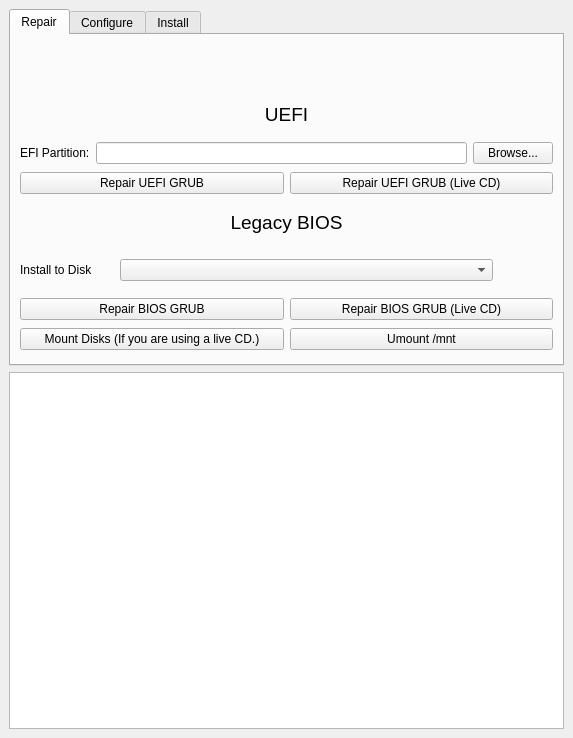
Old version of the form mainwindow.ui in the repository Aromatic05/GRUBAssistant.
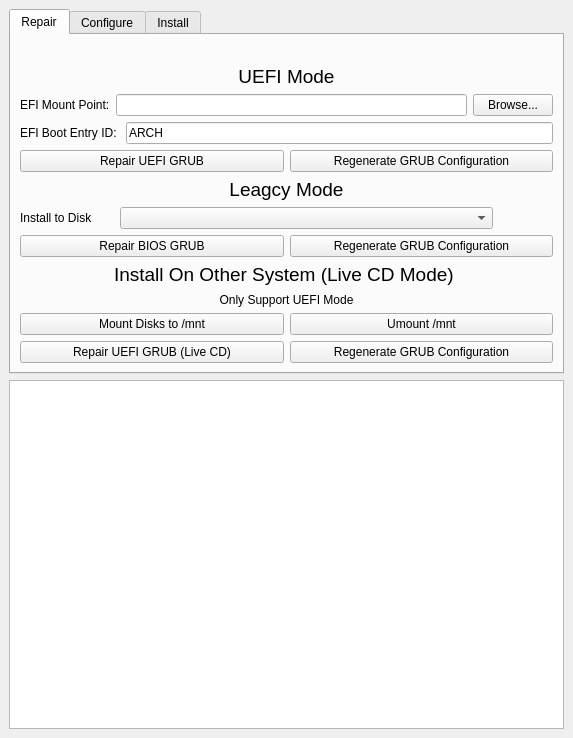
New version of the form.

The edit to the form file:
```diff
--- a/mainwindow.ui
+++ b/mainwindow.ui
@@ -73,10 +73,10 @@
            </font>
           </property>
           <property name="text">
-           <string>UEFI</string>
+           <string>UEFI Mode</string>
           </property>
           <property name="alignment">
-           <set>Qt::AlignmentFlag::AlignCenter</set>
+           <set>Qt::AlignmentFlag::AlignHCenter|Qt::AlignmentFlag::AlignTop</set>
           </property>
          </widget>
         </item>
@@ -97,7 +97,7 @@
              </size>
             </property>
             <property name="text">
-             <string>EFI Partition:</string>
+             <string>EFI Mount Point:</string>
             </property>
            </widget>
           </item>
@@ -120,7 +120,25 @@
          </layout>
         </item>
         <item>
-         <layout class="QHBoxLayout" name="uefibLayout">
+         <layout class="QHBoxLayout" name="idLayout">
+          <item>
+           <widget class="QLabel" name="idlabel">
+            <property name="text">
+             <string>EFI Boot Entry ID: </string>
+            </property>
+           </widget>
+          </item>
+          <item>
+           <widget class="QLineEdit" name="idlineEdit">
+            <property name="text">
+             <string>ARCH</string>
+            </property>
+           </widget>
+          </item>
+         </layout>
+        </item>
+        <item>
+         <layout class="QHBoxLayout" name="uefireLayout">
           <item>
            <widget class="QPushButton" name="repair1Button">
             <property name="text">
@@ -129,44 +147,27 @@
            </widget>
           </item>
           <item>
-           <widget class="QPushButton" name="live1Button">
+           <widget class="QPushButton" name="reg1Button">
             <property name="text">
-             <string>Repair UEFI GRUB (Live CD)</string>
+             <string>Regenerate GRUB Configuration</string>
             </property>
            </widget>
           </item>
          </layout>
         </item>
         <item>
-         <widget class="QLabel" name="legacyLabel">
-          <property name="sizePolicy">
-           <sizepolicy hsizetype="Preferred" vsizetype="Minimum">
-            <horstretch>0</horstretch>
-            <verstretch>0</verstretch>
-           </sizepolicy>
-          </property>
-          <property name="maximumSize">
-           <size>
-            <width>16777215</width>
-            <height>40</height>
-           </size>
-          </property>
-          <property name="sizeIncrement">
-           <size>
-            <width>0</width>
-            <height>0</height>
-           </size>
-          </property>
+         <widget class="QLabel" name="leagcyLabel">
           <property name="font">
            <font>
             <pointsize>14</pointsize>
+            <kerning>true</kerning>
            </font>
           </property>
           <property name="text">
-           <string>Legacy BIOS</string>
+           <string>Leagcy Mode</string>
           </property>
           <property name="alignment">
-           <set>Qt::AlignmentFlag::AlignCenter</set>
+           <set>Qt::AlignmentFlag::AlignHCenter|Qt::AlignmentFlag::AlignTop</set>
           </property>
          </widget>
         </item>
@@ -225,18 +226,43 @@
           <item>
            <widget class="QPushButton" name="live2Button">
             <property name="text">
-             <string>Repair BIOS GRUB (Live CD)</string>
+             <string>Regenerate GRUB Configuration</string>
             </property>
            </widget>
           </item>
          </layout>
         </item>
+        <item>
+         <widget class="QLabel" name="liveLabel">
+          <property name="font">
+           <font>
+            <pointsize>14</pointsize>
+           </font>
+          </property>
+          <property name="text">
+           <string>Install On Other System (Live CD Mode) </string>
+          </property>
+          <property name="alignment">
+           <set>Qt::AlignmentFlag::AlignBottom|Qt::AlignmentFlag::AlignHCenter</set>
+          </property>
+         </widget>
+        </item>
+        <item>
+         <widget class="QLabel" name="supportLabel">
+          <property name="text">
+           <string>Only Support UEFI Mode</string>
+          </property>
+          <property name="alignment">
+           <set>Qt::AlignmentFlag::AlignCenter</set>
+          </property>
+         </widget>
+        </item>
         <item>
          <layout class="QHBoxLayout" name="mountLayout">
           <item>
            <widget class="QPushButton" name="mountButton">
             <property name="text">
-             <string>Mount Disks (If you are using a live CD.)</string>
+             <string>Mount Disks to /mnt</string>
             </property>
            </widget>
           </item>
@@ -249,6 +275,24 @@
           </item>
          </layout>
         </item>
+        <item>
+         <layout class="QHBoxLayout" name="liveLayout">
+          <item>
+           <widget class="QPushButton" name="live1Button">
+            <property name="text">
+             <string>Repair UEFI GRUB (Live CD)</string>
+            </property>
+           </widget>
+          </item>
+          <item>
+           <widget class="QPushButton" name="reg3Button">
+            <property name="text">
+             <string>Regenerate GRUB Configuration</string>
+            </property>
+           </widget>
+          </item>
+         </layout>
+        </item>
        </layout>
       </widget>
       <widget class="QWidget" name="configureWidget">
```
Left out of the diff: 101 changed lines with no effect on the pictures.
